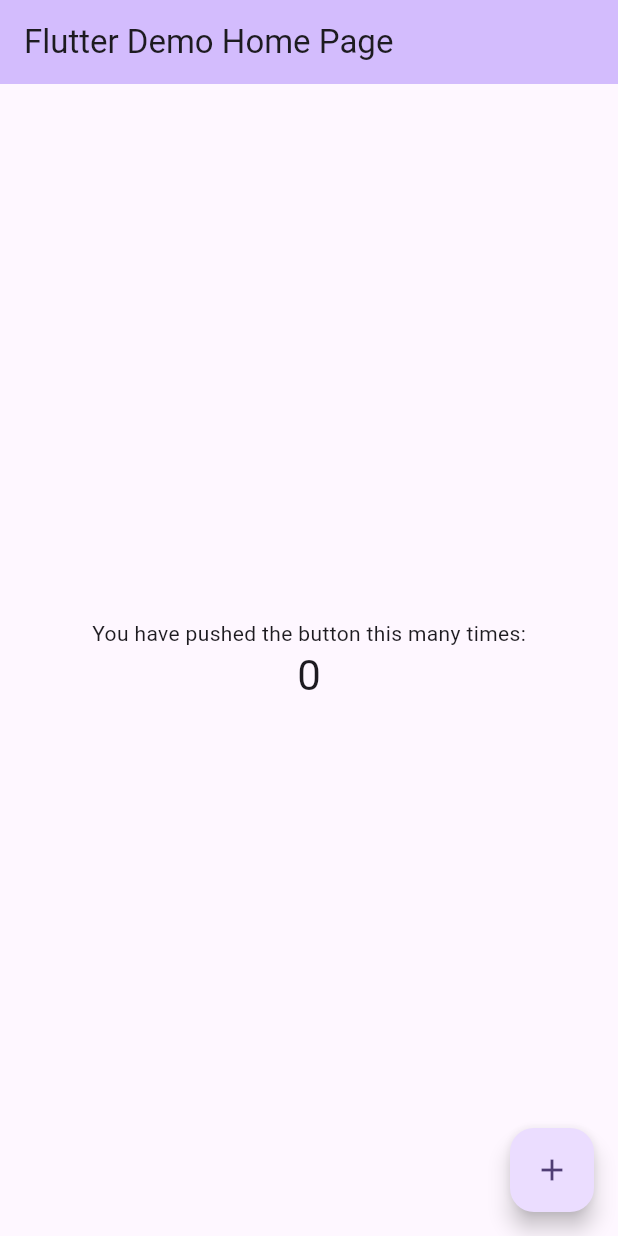
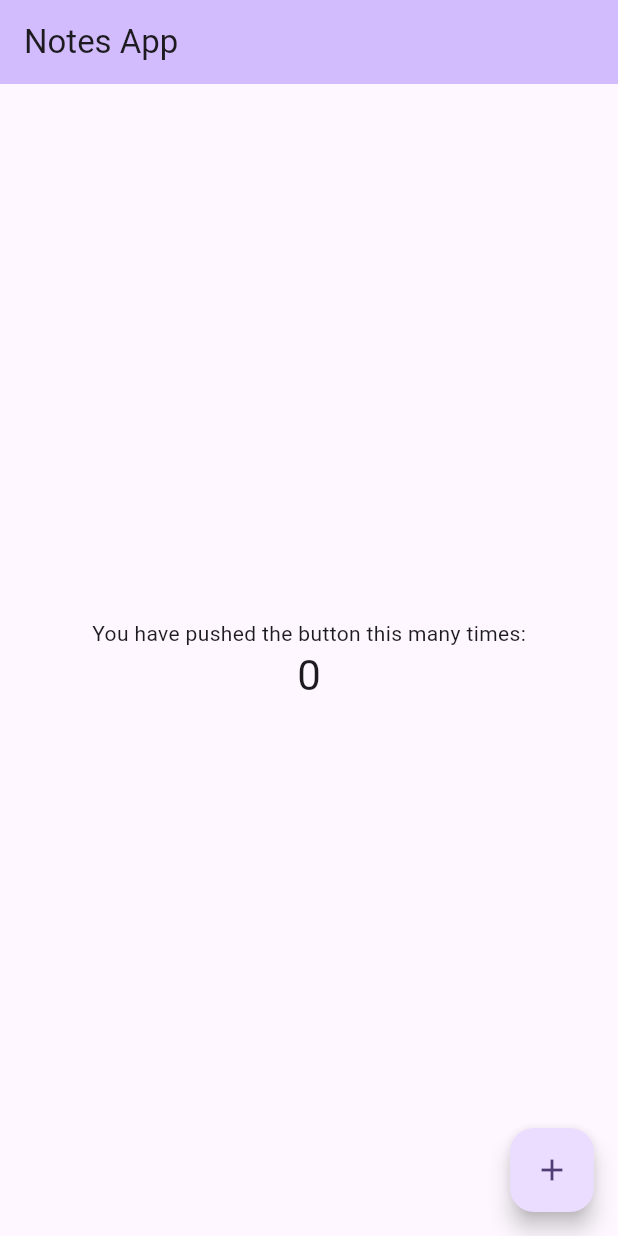
Before and after one commit to Moatasem-Official/Notes_App, a Flutter app: the screen it shows after launch, on a phone screen of 412 x 824 dp. Run offline on Flutter 3.47's test engine with Material 3 defaults, Android fonts, the phone set to English and light mode, and no system bars; our stand-ins replace device_preview.

Commit message:
Change App Title

```diff
--- a/lib/main.dart
+++ b/lib/main.dart
@@ -12,11 +12,10 @@ class MyApp extends StatelessWidget {
   @override
   Widget build(BuildContext context) {
     return MaterialApp(
-      title: 'Flutter Demo',
       theme: ThemeData(
         colorScheme: ColorScheme.fromSeed(seedColor: Colors.deepPurple),
       ),
-      home: const MyHomePage(title: 'Flutter Demo Home Page'),
+      home: const MyHomePage(title: 'Notes App'),
     );
   }
 }
```
